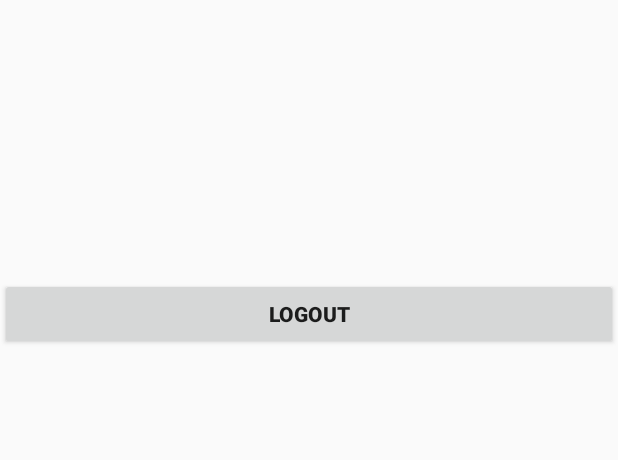
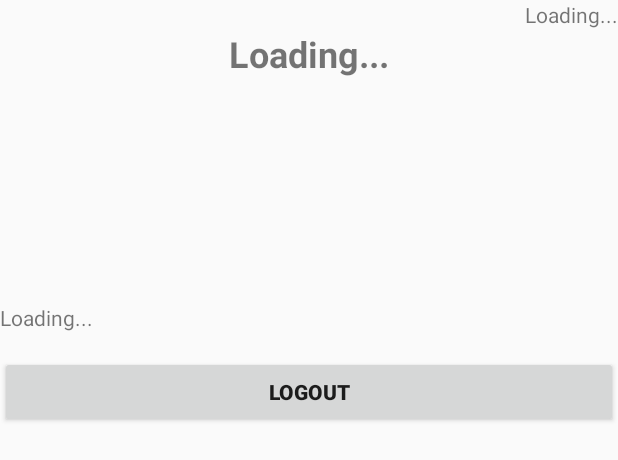
Before and after one commit to patat1/GamingDays, an Android app: the layout activity_main.xml on its own in the app's theme, with its tools: preview values and no code run, on a phone screen of 412 x 824 dp. Shown: the top 460 px of the screen. Run offline under Robolectric (Android 15) with nearby library versions, the phone set to English and light mode, and no system bars.

Commit message:
Edited Main Menu

```diff
--- a/app/src/main/res/layout/activity_main.xml
+++ b/app/src/main/res/layout/activity_main.xml
@@ -6,6 +6,22 @@
     android:layout_height="match_parent"
     tools:context=".MainActivity"
     android:orientation="vertical">
+
+    <TextView
+        android:id="@+id/date"
+        android:layout_width="match_parent"
+        android:layout_height="wrap_content"
+        android:text="@string/loading"
+        android:textAlignment="textEnd" />
+    <TextView
+        android:id="@+id/title"
+        android:layout_width="match_parent"
+        android:layout_height="wrap_content"
+        android:text="@string/loading"
+        android:textAlignment="center"
+        android:textAllCaps="false"
+        android:textSize="24sp"
+        android:textStyle="bold" />
     <ImageView
         android:layout_width="match_parent"
         android:layout_height="150dp"
@@ -14,7 +30,8 @@
     <TextView
         android:layout_width="match_parent"
         android:layout_height="wrap_content"
-        android:id="@+id/name"/>
+        android:id="@+id/name"
+        android:text="@string/loading"/>
 
     <Button
         android:id="@+id/register_button"
--- a/app/src/main/res/values/strings.xml
+++ b/app/src/main/res/values/strings.xml
@@ -9,4 +9,5 @@
     <string name="alert_password">La password è troppo corta. Il minimo è 6 caratteri!</string>
     <string name="toast_generic_error">Si è verificato un errore.</string>
     <string name="action_logout">Logout</string>
+    <string name="loading">Loading...</string>
 </resources>
```
Also changed, not shown: app/src/main/java/com/marcozz/rob/gamingdays/MainActivity.java (+8 -3 lines).
